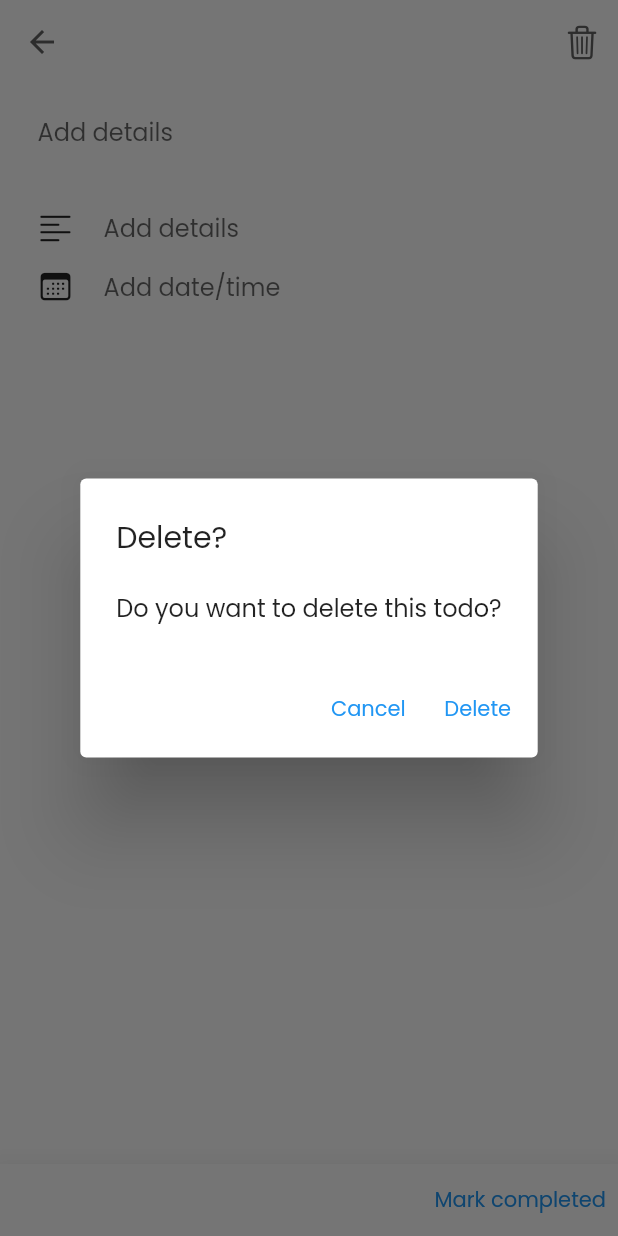
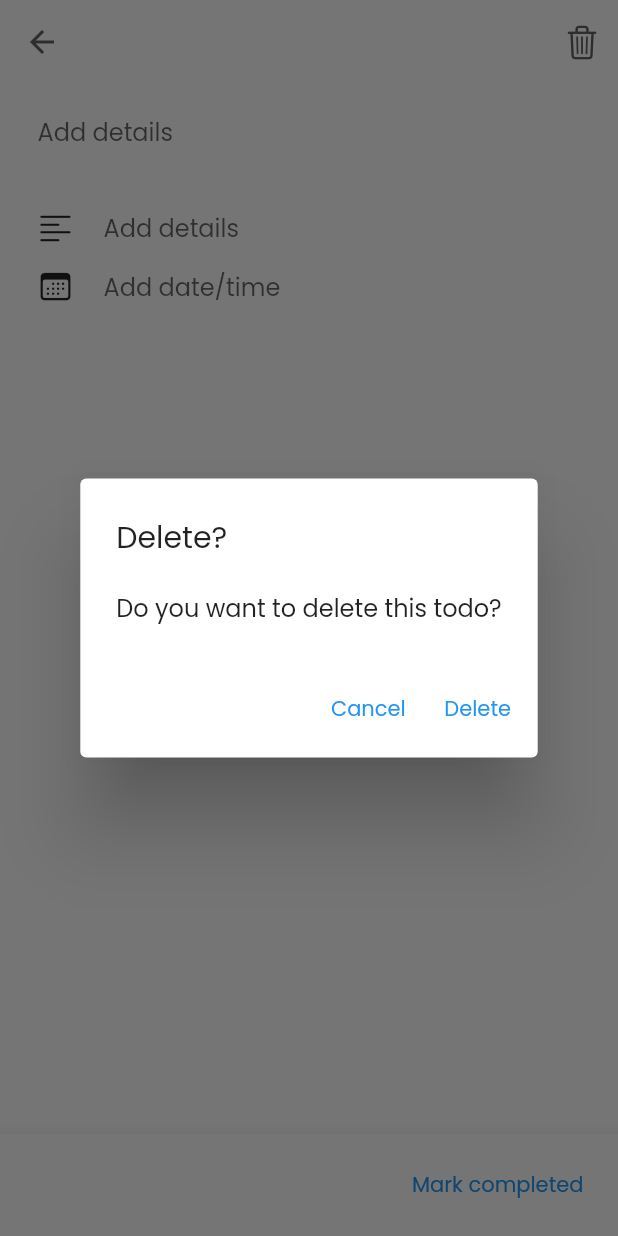
Before and after one commit to junejuly-jb/Google-Tasks-Clone, a Flutter app: the Details screen opened by its route, after a tap on an icon or button, on a phone screen of 412 x 824 dp. Run offline on Flutter 3.47's test engine with Material 2 defaults, Android fonts, the phone set to English and light mode, and no system bars; drawn by our look-alikes of loader_overlay; our stand-ins replace flutter_spinkit, fluttertoast; missing offline and left inert: flutter_session_manager.

```diff
--- a/lib/models/todo.dart
+++ b/lib/models/todo.dart
@@ -18,10 +18,10 @@ class Todo {
     required this.flag,
   });
 
-  final String id;
-  final String todo;
-  final String details;
-  final bool flag;
+  String id;
+  String todo;
+  String details;
+  bool flag;
 
   factory Todo.fromJson(Map<String, dynamic> json) => Todo(
         id: json["_id"],
--- a/lib/screens/details.dart
+++ b/lib/screens/details.dart
@@ -13,6 +13,7 @@ class Details extends StatefulWidget {
 class _DetailsState extends State<Details> {
   Map data = {};
   bool isChanged = false;
+  bool isLoading = false;
   final todoController = TextEditingController();
   final detailsController = TextEditingController();
 
@@ -33,13 +34,32 @@ class _DetailsState extends State<Details> {
           content: const Text('Do you want to delete this todo?'),
           actions: [
             TextButton(onPressed: () => Navigator.pop(context),child: const Text('Cancel')),
-            TextButton(onPressed: deleteTodo, child: const Text('Delete')),
+            // TextButton(onPressed: deleteTodo, child: const Text('Delete')),
+            isLoading ?
+            TextButton.icon(
+              onPressed: (){},
+              icon: Container(
+                width: 24,
+                height: 24,
+                padding: const EdgeInsets.all(2.0),
+                child: const CircularProgressIndicator(
+                  color: Colors.grey,
+                  strokeWidth: 3,
+                ),
+              ),
+              label: const Text('Delete', style: TextStyle(color: Colors.grey),)
+            ) :
+            TextButton(
+              child: const Text('Delete'),
+              onPressed: deleteTodo,
+            )
           ],
       )
     );
   }
 
   Future deleteTodo() async {
+    setState(() => isLoading = true);
     final result = await Services.deleteTodo(data['id']);
     if(result['status'] == 200){
       Navigator.pop(context);
@@ -124,14 +144,16 @@ class _DetailsState extends State<Details> {
             ),
           ),
           bottomNavigationBar: BottomAppBar(
-              elevation: 20.0,
+              elevation: 10.0,
               shape: const CircularNotchedRectangle(),
               clipBehavior: Clip.antiAliasWithSaveLayer,
               child: Row(
                 mainAxisAlignment: MainAxisAlignment.end,
                 children: [
-                  TextButton(
-                      onPressed: () {}, child: const Text('Mark completed'))
+                  Padding(
+                    padding: const EdgeInsets.symmetric(horizontal: 15.0, vertical: 10.0),
+                    child: TextButton(onPressed: () {}, child: const Text('Mark completed')),
+                  )
                 ],
               ))),
     );
```
Also changed, not shown: lib/screens/home.dart (+23 -3 lines), lib/services/services.dart (+9 -0 lines).
